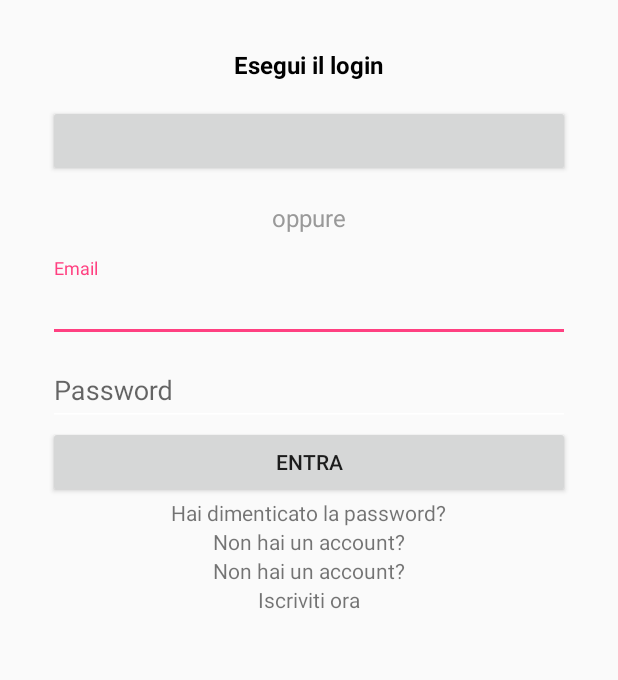
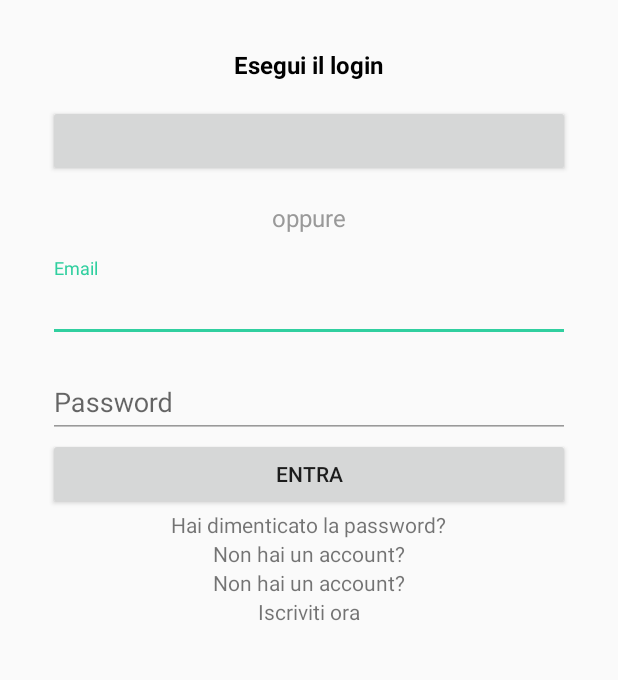
Before and after one commit to MrAPPs-RSM/MrAppsAndroidBase, an Android app: the LoginActivity screen opened directly, with no data from a screen before it, on a phone screen of 412 x 824 dp, the part 84-764 px from its top. Run offline under Robolectric (Android 15) with nearby library versions, the phone set to English and light mode, and no system bars; libraries missing offline, so code that uses them is left out: com.facebook, com.facebook.login, com.koushikdutta.async, com.koushikdutta.ion; plain views replace LoginButton; pictures from the network do not load; 6 statements that could not run were skipped.

Commit message:
Modificato layout e gestione LoginActivity Aggiunte custom view Bugfix

```diff
--- a/androidbase/src/main/java/com/mr_apps/androidbase/account/BaseLoginActivity.java
+++ b/androidbase/src/main/java/com/mr_apps/androidbase/account/BaseLoginActivity.java
@@ -38,7 +38,8 @@ public abstract class BaseLoginActivity extends AbstractBaseActivity {
     AppCompatButton login;
     LoginButton loginButton;
     AppCompatTextView forgetPwd, subscribe;
-    TextInputLayout til_email, til_password;
+    Prova til_email;
+    TextInputLayout til_password;
 
 
     @Override
@@ -48,11 +49,11 @@ public abstract class BaseLoginActivity extends AbstractBaseActivity {
         setContentView(R.layout.activity_login);
         setToolbar();
 
-        loginButton=(LoginButton) findViewById(R.id.fb_login);
+        loginButton = (LoginButton) findViewById(R.id.fb_login);
 
         loginButton.setReadPermissions(getFbPermissions());
 
-        callbackManager=CallbackManager.Factory.create();
+        callbackManager = CallbackManager.Factory.create();
 
         loginButton.registerCallback(callbackManager, new FacebookCallback<LoginResult>() {
             @Override
@@ -97,15 +98,15 @@ public abstract class BaseLoginActivity extends AbstractBaseActivity {
         LoginManager.getInstance().logOut();
 
 
-        email= (AppCompatEditText) findViewById(R.id.email);
-        password= (AppCompatEditText) findViewById(R.id.password);
-        til_email= (TextInputLayout) findViewById(R.id.til_email);
-        til_password= (TextInputLayout) findViewById(R.id.til_password);
+        email = (AppCompatEditText) findViewById(R.id.email);
+        password = (AppCompatEditText) findViewById(R.id.password);
+        til_email = (Prova) findViewById(R.id.til_email);
+        til_password = (TextInputLayout) findViewById(R.id.til_password);
 
-        login=(AppCompatButton) findViewById(R.id.login);
+        login = (AppCompatButton) findViewById(R.id.login);
 
-        forgetPwd= (AppCompatTextView) findViewById(R.id.forget_pwd);
-        subscribe= (AppCompatTextView) findViewById(R.id.iscriviti);
+        forgetPwd = (AppCompatTextView) findViewById(R.id.forget_pwd);
+        subscribe = (AppCompatTextView) findViewById(R.id.iscriviti);
 
         login.setOnClickListener(new View.OnClickListener() {
             @Override
@@ -141,13 +142,8 @@ public abstract class BaseLoginActivity extends AbstractBaseActivity {
 
             @Override
             public void afterTextChanged(Editable s) {
-                if(Utils.isValidEmail(s)) {
-                    til_email.setErrorEnabled(false);
-                    til_email.setError(null);
-                }
-                else {
-                    til_email.setErrorEnabled(true);
-                    til_email.setError("BOIADE");
+                if (s.length() != 0) {
+                    til_email.setErrorEnabled(!Utils.isValidEmail(s));
                 }
             }
         });
@@ -165,10 +161,10 @@ public abstract class BaseLoginActivity extends AbstractBaseActivity {
 
             @Override
             public void afterTextChanged(Editable s) {
-                if(passwordTilRule(s.toString())) {
+                if (passwordTilRule(s.toString())) {
                     til_password.setErrorEnabled(false);
                 } else {
-                    til_password.setError(null);
+                    til_password.setError("Email");
                     til_password.setErrorEnabled(true);
                 }
             }
@@ -183,9 +179,13 @@ public abstract class BaseLoginActivity extends AbstractBaseActivity {
     }
 
     public abstract String[] getFbPermissions();
+
     public abstract String getFbParameters();
+
     public abstract void onFbSuccess(JSONObject jsonObject, LoginResult loginResult);
+
     public abstract void onFbError();
+
     public abstract boolean passwordTilRule(String s);
 
 }
--- /dev/null
+++ b/androidbase/src/main/res/drawable/ic_warning_24dp.xml
@@ -0,0 +1,9 @@
+<vector xmlns:android="http://schemas.android.com/apk/res/android"
+        android:width="24dp"
+        android:height="24dp"
+        android:viewportWidth="24.0"
+        android:viewportHeight="24.0">
+    <path
+        android:fillColor="#FF000000"
+        android:pathData="M1,21h22L12,2 1,21zM13,18h-2v-2h2v2zM13,14h-2v-4h2v4z"/>
+</vector>
--- a/androidbase/src/main/res/layout/activity_login.xml
+++ b/androidbase/src/main/res/layout/activity_login.xml
@@ -25,18 +25,18 @@
             style="@style/LoginSecondaryTextStyle"
             android:text="@string/oppure" />
 
-        <android.support.design.widget.TextInputLayout
+        <com.mr_apps.androidbase.account.Prova
             android:id="@+id/til_email"
             android:layout_width="match_parent"
             android:layout_height="wrap_content">
 
-            <android.support.v7.widget.AppCompatEditText
+            <android.support.design.widget.TextInputEditText
                 android:id="@+id/email"
-                android:layout_width="match_parent"
-                android:layout_height="wrap_content"
+                style="@style/EditTextStyle"
+                android:layout_marginBottom="@dimen/default_margin_or_padding"
                 android:hint="@string/Email" />
 
-        </android.support.design.widget.TextInputLayout>
+        </com.mr_apps.androidbase.account.Prova>
 
         <android.support.design.widget.TextInputLayout
             android:id="@+id/til_password"
@@ -45,8 +45,7 @@
 
             <android.support.v7.widget.AppCompatEditText
                 android:id="@+id/password"
-                android:layout_width="match_parent"
-                android:layout_height="wrap_content"
+                style="@style/EditTextStyle"
                 android:hint="@string/Password" />
 
         </android.support.design.widget.TextInputLayout>
--- a/androidbase/src/main/res/values/colors.xml
+++ b/androidbase/src/main/res/values/colors.xml
@@ -5,4 +5,5 @@
     <color name="colorAccent">#ae3742</color>
 
     <color name="lightGrey">#999999</color>
+    <color name="errorRed">#D32F2F</color>
 </resources>
--- a/androidbase/src/main/res/values/styles.xml
+++ b/androidbase/src/main/res/values/styles.xml
@@ -46,4 +46,22 @@
         <item name="android:paddingRight">@dimen/default_very_large_margin_or_padding</item>
     </style>
 
+    <style name="EditTextStyle" parent="Widget.AppCompat.EditText">
+        <item name="android:layout_width">match_parent</item>
+        <item name="android:layout_height">wrap_content</item>
+        <item name="android:inputType">textEmailAddress</item>
+        <item name="android:theme">@style/ColorControlTheme</item>
+        <item name="android:singleLine">true</item>
+    </style>
+
+    <style name="ColorControlTheme">
+        <item name="colorControlNormal">@color/lightGrey</item>
+    </style>
+
+    <style name="HintStyle" parent="TextAppearance.Design.Hint" />
+
+    <style name="HintErrorStyle" parent="HintStyle">
+        <item name="android:textColor">@color/errorRed</item>
+    </style>
+
 </resources>
--- a/app/src/main/res/values/colors.xml
+++ b/app/src/main/res/values/colors.xml
@@ -2,5 +2,5 @@
 <resources>
     <color name="colorPrimary">#3F51B5</color>
     <color name="colorPrimaryDark">#303F9F</color>
-    <color name="colorAccent">#FF4081</color>
+    <color name="colorAccent">#30CF9F</color>
 </resources>
```
Also changed, not shown: androidbase/src/main/java/com/mr_apps/androidbase/account/Prova.java (added, +43 -0 lines), androidbase/src/main/java/com/mr_apps/androidbase/webservice/WebServiceSecurity.java (+4 -4 lines).
